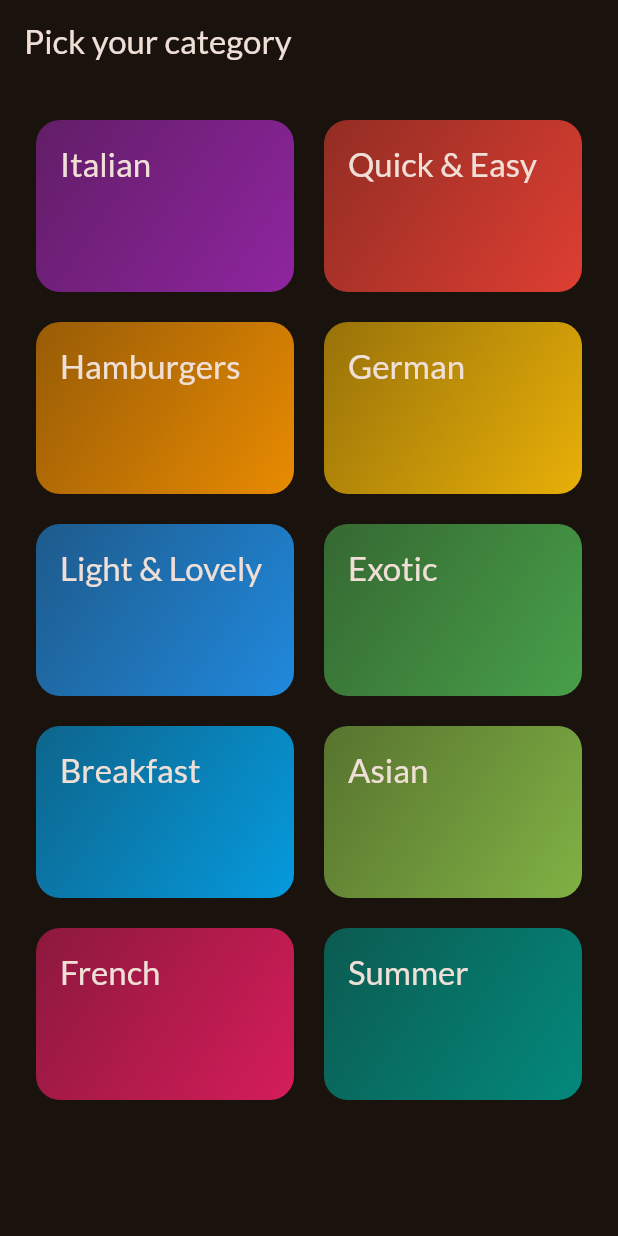
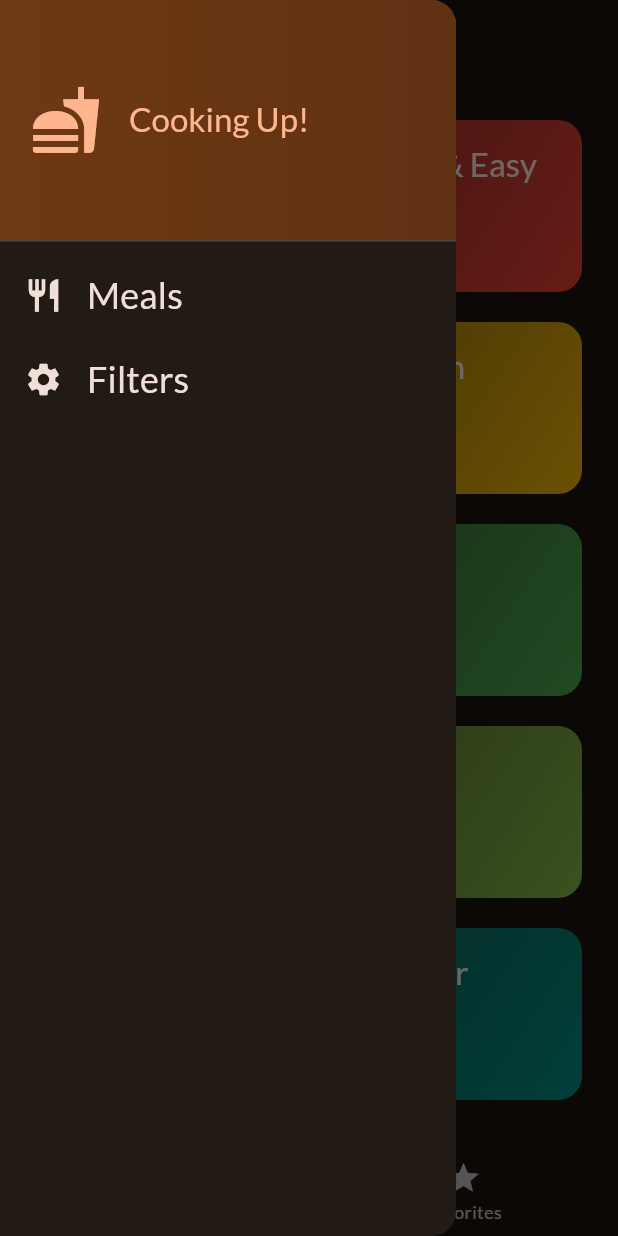
Before and after one commit to NattapatTlneClover/Meals_Basic, a Flutter app: the screen it shows after launch, with the side drawer open (before the commit the screen has no drawer), on a phone screen of 412 x 824 dp. Run offline on Flutter 3.47's test engine with Material 3 defaults, Android fonts, the phone set to English and light mode, and no system bars; our stand-ins replace google_fonts, transparent_image.

Commit message:
main_drawer

```diff
--- a/lib/main.dart
+++ b/lib/main.dart
@@ -2,7 +2,8 @@ import 'package:flutter/material.dart';
 
 import 'package:google_fonts/google_fonts.dart';
 //import 'package:meals/data/dummy_data.dart';
-import 'package:meals/screens/categories.dart';
+//import 'package:meals/screens/categories.dart';
+import 'package:meals/screens/tabs.dart';
 //import 'package:meals/screens/meals.dart';
 
 final theme = ThemeData(
@@ -25,7 +26,7 @@ class App extends StatelessWidget {
   Widget build(BuildContext context) {
     return MaterialApp(
       theme: theme,
-      home: const CategoriesScreen(),
+      home: const TabsScreen(),
     );
   }
 }
--- a/lib/screens/categories.dart
+++ b/lib/screens/categories.dart
@@ -1,11 +1,17 @@
 import 'package:flutter/material.dart';
 import 'package:meals/data/dummy_data.dart';
+import 'package:meals/models/meal.dart';
 import 'package:meals/screens/meals.dart';
 import 'package:meals/widgets/category_grid_item.dart';
 import 'package:meals/models/category.dart';
 
 class CategoriesScreen extends StatelessWidget {
-  const CategoriesScreen({super.key});
+  const CategoriesScreen({
+    super.key,
+    required this.onToggleFavorite,
+  });
+
+  final void Function(Meal meal) onToggleFavorite;
 
   void _selectCategory(BuildContext context, Category category) {
     final filteredMeals = dummyMeals
@@ -14,18 +20,18 @@ class CategoriesScreen extends StatelessWidget {
 
     Navigator.of(context).push(
       MaterialPageRoute(
-        builder: (ctx) => MealsScreen(title: "title", meals: filteredMeals),
+        builder: (ctx) => MealsScreen(
+          title: category.title,
+          meals: filteredMeals,
+          onToggleFavorite: onToggleFavorite,
+        ),
       ),
     );
   }
 
   @override
   Widget build(BuildContext context) {
-    return Scaffold(
-      appBar: AppBar(
-        title: const Text('Pick your category'),
-      ),
-      body: GridView(
+    return GridView(
       padding: const EdgeInsets.all(24),
       gridDelegate: const SliverGridDelegateWithFixedCrossAxisCount(
           crossAxisCount: 2,
@@ -42,7 +48,6 @@ class CategoriesScreen extends StatelessWidget {
             },
           )
       ],
-      ),
     );
   }
 }
--- /dev/null
+++ b/lib/screens/tabs.dart
@@ -0,0 +1,92 @@
+import 'package:flutter/material.dart';
+import 'package:meals/models/meal.dart';
+import 'package:meals/screens/categories.dart';
+import 'package:meals/screens/meals.dart';
+import 'package:meals/widgets/main_drawer.dart';
+
+class TabsScreen extends StatefulWidget {
+  const TabsScreen({super.key});
+
+  @override
+  State<TabsScreen> createState() => _TabsScreenState();
+}
+
+class _TabsScreenState extends State<TabsScreen> {
+  int _selectedPageIndex = 0;
+  final List<Meal> _favoriteMeals = [];
+
+  void _showInfoMessage(String message) {
+    ScaffoldMessenger.of(context).clearSnackBars();
+    ScaffoldMessenger.of(context).showSnackBar(
+      SnackBar(
+        content: Text(message),
+      ),
+    );
+  }
+
+  void _toggleMealFavoriteStatus(Meal meal) {
+    final isExisting = _favoriteMeals.contains(meal);
+
+    if (isExisting) {
+      setState(() {
+        _favoriteMeals.remove(meal);
+      });
+      _showInfoMessage('Meal is no longer a favorite.');
+    } else {
+      setState(() {
+        _favoriteMeals.add(meal);
+        _showInfoMessage('Marked as a favorite!');
+      });
+    }
+  }
+
+  void _selectPage(int index) {
+    setState(() {
+      _selectedPageIndex = index;
+    });
+  }
+
+  @override
+  Widget build(BuildContext context) {
+    //Logic
+    Widget activePage = CategoriesScreen(
+      onToggleFavorite: _toggleMealFavoriteStatus,
+    );
+    var activePageTitle = 'Categories';
+
+    if (_selectedPageIndex == 1) {
+      activePage = MealsScreen(
+        meals: _favoriteMeals,
+        onToggleFavorite: _toggleMealFavoriteStatus,
+      );
+      activePageTitle = 'Your Favorites';
+    }
+
+    //Ui
+    return Scaffold(
+      appBar: AppBar(
+        title: Text(activePageTitle),
+      ),
+      drawer:const MainDrawer(),
+      body: activePage,
+      bottomNavigationBar: BottomNavigationBar(
+        onTap:
+            // (index) {
+            //   _selectPage(index);
+            // }
+            _selectPage,
+        currentIndex: _selectedPageIndex,
+        items: const [
+          BottomNavigationBarItem(
+            icon: Icon(Icons.set_meal),
+            label: 'Categories',
+          ),
+          BottomNavigationBarItem(
+            icon: Icon(Icons.star),
+            label: 'Favorites',
+          ),
+        ],
+      ),
+    );
+  }
+}
--- /dev/null
+++ b/lib/widgets/main_drawer.dart
@@ -0,0 +1,71 @@
+import 'package:flutter/material.dart';
+
+class MainDrawer extends StatelessWidget {
+  const MainDrawer({super.key});
+  @override
+  Widget build(BuildContext context) {
+    return Drawer(
+      child: Column(
+        children: [
+          DrawerHeader(
+            padding: const EdgeInsets.all(20),
+            decoration: BoxDecoration(
+                gradient: LinearGradient(colors: [
+              Theme.of(context).colorScheme.primaryContainer,
+              Theme.of(context).colorScheme.primaryContainer.withOpacity(0.8),
+            ])),
+            child: Row(
+              children: [
+                Icon(
+                  Icons.fastfood,
+                  size: 48,
+                  color: Theme.of(context).colorScheme.primary,
+                ),
+                const SizedBox(
+                  width: 18,
+                ),
+                Text(
+                  'Cooking Up!',
+                  style: Theme.of(context)
+                      .textTheme
+                      .titleLarge!
+                      .copyWith(color: Theme.of(context).colorScheme.primary),
+                )
+              ],
+            ),
+          ),
+          ListTile(
+            leading: Icon(
+              Icons.restaurant,
+              size: 26,
+              color: Theme.of(context).colorScheme.onSurface,
+            ),
+            title: Text(
+              'Meals',
+              style: Theme.of(context).textTheme.titleSmall!.copyWith(
+                    color: Theme.of(context).colorScheme.onSurface,
+                    fontSize: 24,
+                  ),
+            ),
+            onTap: () {},
+          ),
+          ListTile(
+            leading: Icon(
+              Icons.settings,
+              size: 26,
+              color: Theme.of(context).colorScheme.onSurface,
+            ),
+            title: Text(
+              'Filters',
+              style: Theme.of(context).textTheme.titleSmall!.copyWith(
+                    color: Theme.of(context).colorScheme.onSurface,
+                    fontSize: 24,
+                  ),
+            ),
+            onTap: () {},
+          )
+        ],
+      ),
+    );
+  }
+}
--- a/pubspec.yaml
+++ b/pubspec.yaml
@@ -36,6 +36,7 @@ dependencies:
   # Use with the CupertinoIcons class for iOS style icons.
   cupertino_icons: ^1.0.8
   google_fonts: ^6.2.1
+  transparent_image: ^2.0.1
 
 dev_dependencies:
   flutter_test:
```
Also changed, not shown: lib/screens/meal_details.dart (added, +87 -0 lines), lib/screens/meals.dart (+32 -4 lines), lib/widgets/meal_item.dart (added, +106 -0 lines), lib/widgets/meal_item_trait.dart (added, +32 -0 lines), lib/data/dummy_data.dart (line endings or trailing spaces), pubspec.lock. Lines whose indentation alone changed are shown as unchanged.
